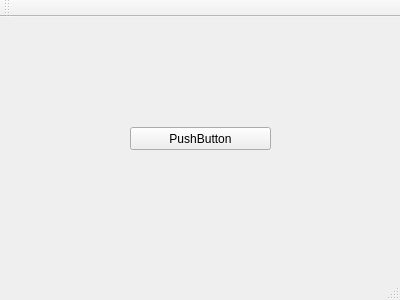
Before: the Qt Designer form mainwindow.ui in LektorSpb/organizator, drawn with Qt 5.
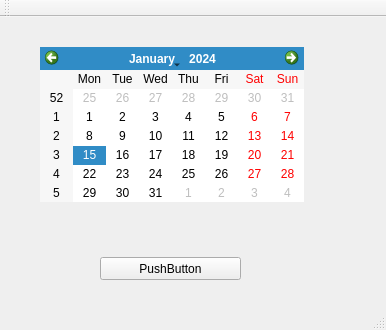
After: the same form once the commit is applied.

The edit to the form file:
```diff
--- a/mainwindow.ui
+++ b/mainwindow.ui
@@ -6,8 +6,8 @@
    <rect>
     <x>0</x>
     <y>0</y>
-    <width>400</width>
-    <height>300</height>
+    <width>386</width>
+    <height>330</height>
    </rect>
   </property>
   <property name="windowTitle">
@@ -17,8 +17,8 @@
    <widget class="QPushButton" name="pushButton">
     <property name="geometry">
      <rect>
-      <x>130</x>
-      <y>110</y>
+      <x>100</x>
+      <y>240</y>
       <width>141</width>
       <height>23</height>
      </rect>
@@ -27,6 +27,23 @@
      <string>PushButton</string>
     </property>
    </widget>
+   <widget class="QCalendarWidget" name="calendarWidget">
+    <property name="geometry">
+     <rect>
+      <x>40</x>
+      <y>30</y>
+      <width>264</width>
+      <height>155</height>
+     </rect>
+    </property>
+    <property name="maximumDate">
+     <date>
+      <year>3000</year>
+      <month>12</month>
+      <day>31</day>
+     </date>
+    </property>
+   </widget>
   </widget>
   <widget class="QMenuBar" name="menuBar">
    <property name="geometry">
```
Left out of the diff: 2 changed lines with no effect on the pictures.
